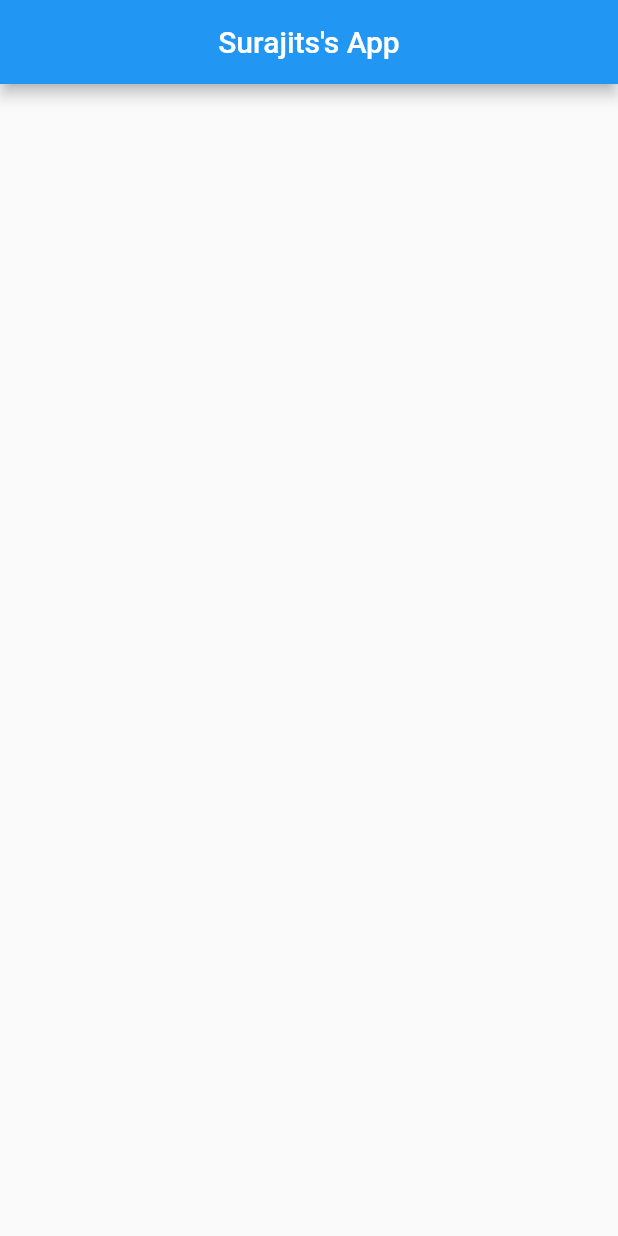
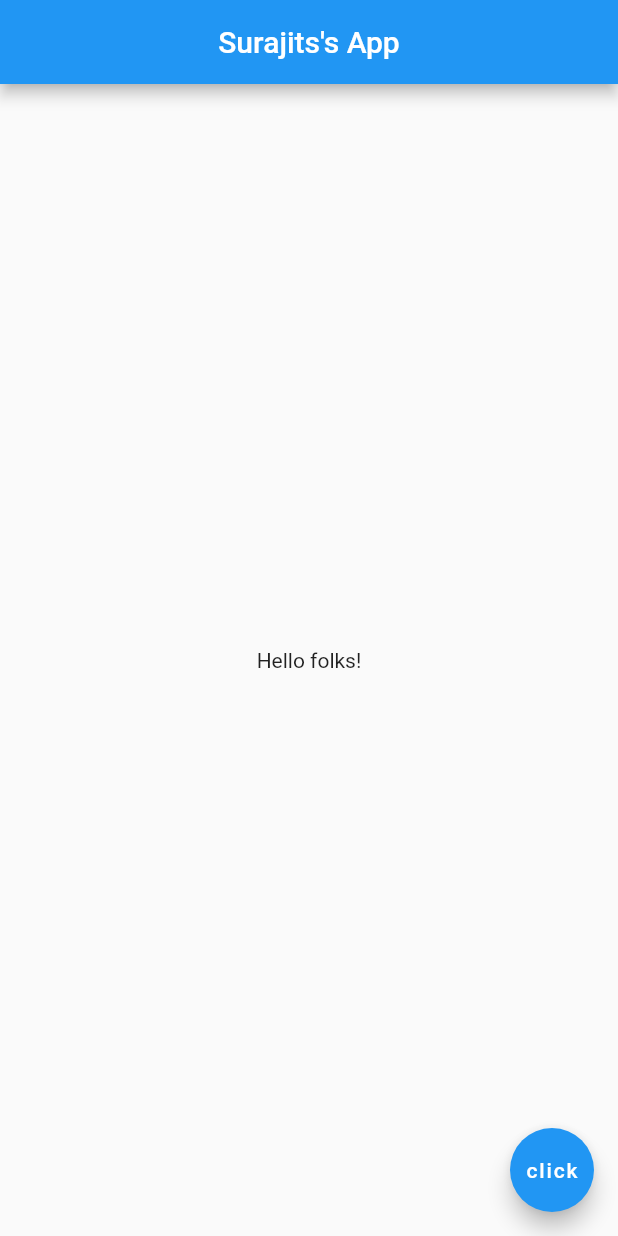
Before and after one commit to SURAJITSHAW/Learning-Flutter, a Flutter app: the screen it shows after launch, on a phone screen of 412 x 824 dp. Run offline on Flutter 3.47's test engine with Material 2 defaults, Android fonts, the phone set to English and light mode, and no system bars.

Commit message:
feat: body(), Center(), floatingActionButton()

```diff
--- a/my_first_flutter_app/lib/main.dart
+++ b/my_first_flutter_app/lib/main.dart
@@ -6,5 +6,12 @@ void main() => runApp(MaterialApp(
       title: const Text('Surajits\'s App'),
       centerTitle: true,
     ),
+    body: const Center(
+       child: Text('Hello folks!')
+    ),
+    floatingActionButton: FloatingActionButton(
+      onPressed: () {},
+      child: const Text('click'),
+    ),
   ),
 ));
```
Also changed, not shown: 1 other file.
